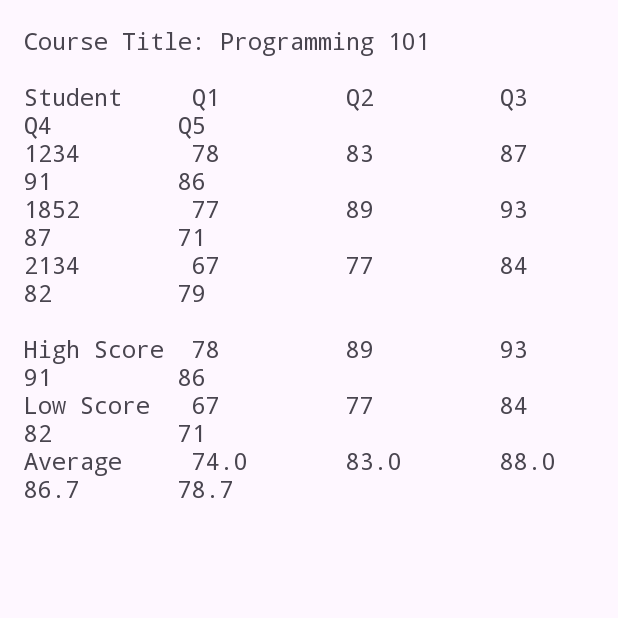
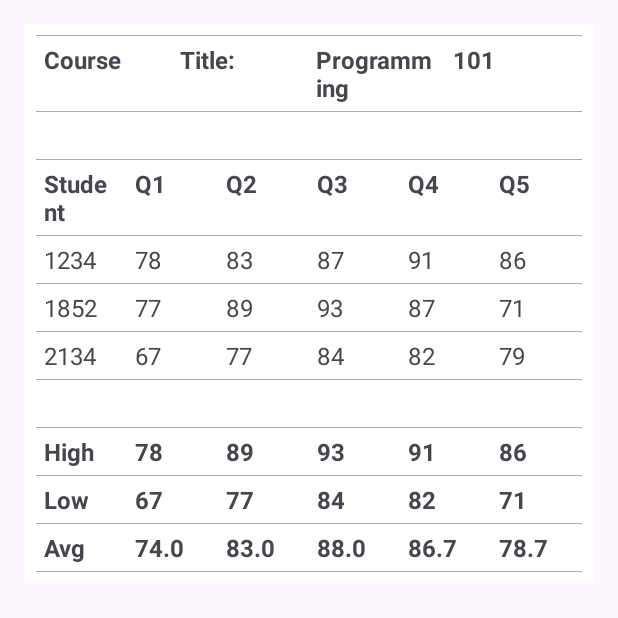
Before and after one commit to kgahenda/room_demo, an Android app: the screen it shows after launch (CourseStatsActivity), after a tap on "Programming 101", on a phone screen of 412 x 824 dp, the top half of it. Run offline under Robolectric (Android 15) with nearby library versions, the phone set to English and light mode, and no system bars; our stand-ins replace Room's generated code.

Commit message:
Designed tables to display

```diff
--- a/app/src/main/java/com/cmu/roomproject3/ui/CourseStatsActivity.java
+++ b/app/src/main/java/com/cmu/roomproject3/ui/CourseStatsActivity.java
@@ -2,13 +2,10 @@ package com.cmu.roomproject3.ui;
 
 import android.os.Bundle;
 import android.util.Log;
-import android.widget.TextView;
 
 import androidx.appcompat.app.AppCompatActivity;
-import androidx.lifecycle.ViewModelProvider;
 
 import com.cmu.roomproject3.R;
-import com.cmu.roomproject3.viewmodel.CourseStatsViewModel;
 
 public class CourseStatsActivity extends AppCompatActivity {
     private static final String TAG = "CourseStatsActivity";
@@ -23,18 +20,11 @@ public class CourseStatsActivity extends AppCompatActivity {
         Log.d(TAG, "Course ID: " + courseId + ", Course Title: " + courseTitle);
         setTitle(courseTitle);
 
-        TextView statsTextView = findViewById(R.id.stats_text_view);
-
-        CourseStatsViewModel viewModel = new ViewModelProvider(this).get(CourseStatsViewModel.class);
-        viewModel.setCourseName(courseTitle);
-        viewModel.loadStatsForCourse(courseId, this); // Pass the activity as LifecycleOwner
-        viewModel.getCourseStats().observe(this, stats -> {
-            Log.d(TAG, "Stats updated, size: " + stats.size());
-            StringBuilder displayText = new StringBuilder();
-            for (String line : stats) {
-                displayText.append(line).append("\n");
-            }
-            statsTextView.setText(displayText.toString());
-        });
+        if (savedInstanceState == null) {
+            CourseStatsFragment fragment = CourseStatsFragment.newInstance(courseId, courseTitle);
+            getSupportFragmentManager().beginTransaction()
+                    .replace(R.id.fragment_container, fragment)
+                    .commit();
+        }
     }
 }
--- /dev/null
+++ b/app/src/main/java/com/cmu/roomproject3/ui/CourseStatsFragment.java
@@ -0,0 +1,105 @@
+package com.cmu.roomproject3.ui;
+
+import android.graphics.Typeface;
+import android.os.Bundle;
+import android.util.Log;
+import android.view.LayoutInflater;
+import android.view.View;
+import android.view.ViewGroup;
+import android.widget.TableLayout;
+import android.widget.TableRow;
+import android.widget.TextView;
+
+import androidx.annotation.NonNull;
+import androidx.annotation.Nullable;
+import androidx.fragment.app.Fragment;
+import androidx.lifecycle.ViewModelProvider;
+
+import com.cmu.roomproject3.R;
+import com.cmu.roomproject3.viewmodel.CourseStatsViewModel;
+
+import java.util.List;
+
+public class CourseStatsFragment extends Fragment {
+    private static final String TAG = "CourseStatsFragment";
+    private static final String ARG_COURSE_ID = "course_id";
+    private static final String ARG_COURSE_TITLE = "course_title";
+
+    private CourseStatsViewModel viewModel;
+    private TableLayout statsTable;
+
+    public static CourseStatsFragment newInstance(long courseId, String courseTitle) {
+        CourseStatsFragment fragment = new CourseStatsFragment();
+        Bundle args = new Bundle();
+        args.putLong(ARG_COURSE_ID, courseId);
+        args.putString(ARG_COURSE_TITLE, courseTitle);
+        fragment.setArguments(args);
+        return fragment;
+    }
+
+    @Override
+    public void onCreate(@Nullable Bundle savedInstanceState) {
+        super.onCreate(savedInstanceState);
+        viewModel = new ViewModelProvider(this).get(CourseStatsViewModel.class);
+
+        if (getArguments() != null) {
+            String courseTitle = getArguments().getString(ARG_COURSE_TITLE);
+            viewModel.setCourseName(courseTitle);
+        }
+    }
+
+    @Nullable
+    @Override
+    public View onCreateView(@NonNull LayoutInflater inflater, @Nullable ViewGroup container, @Nullable Bundle savedInstanceState) {
+        View view = inflater.inflate(R.layout.fragment_course_stats, container, false);
+
+        statsTable = view.findViewById(R.id.stats_table);
+
+        if (getArguments() != null) {
+            long courseId = getArguments().getLong(ARG_COURSE_ID);
+            viewModel.loadStatsForCourse(courseId, requireActivity());
+            viewModel.getCourseStats().observe(getViewLifecycleOwner(), this::populateTable);
+        }
+
+        return view;
+    }
+
+    private void populateTable(List<String> stats) {
+        Log.d(TAG, "Stats updated, size: " + stats.size());
+        // Clear existing rows
+        statsTable.removeAllViews();
+
+        for (String line : stats) {
+            TableRow row = new TableRow(requireContext());
+            row.setLayoutParams(new TableRow.LayoutParams(
+                    TableRow.LayoutParams.MATCH_PARENT,
+                    TableRow.LayoutParams.WRAP_CONTENT
+            ));
+
+            // Split the line into columns (assuming columns are space-separated with fixed widths)
+            String[] columns = line.trim().split("\\s+");
+
+            for (String column : columns) {
+                TextView cell = new TextView(requireContext());
+                cell.setText(column);
+                cell.setPadding(8, 8, 8, 8);
+                cell.setTextSize(16);
+                cell.setLayoutParams(new TableRow.LayoutParams(
+                        0, // Width will be set by stretchColumns
+                        TableRow.LayoutParams.WRAP_CONTENT,
+                        1f // Equal weight for stretching
+                ));
+
+                // Make headers bold
+                if (line.startsWith("Course Title") || line.startsWith("Student") || line.startsWith("High") ||
+                        line.startsWith("Low") || line.startsWith("Avg")) {
+                    cell.setTypeface(null, Typeface.BOLD);
+                }
+
+                row.addView(cell);
+            }
+
+            statsTable.addView(row);
+        }
+    }
+}
--- a/app/src/main/java/com/cmu/roomproject3/viewmodel/CourseStatsViewModel.java
+++ b/app/src/main/java/com/cmu/roomproject3/viewmodel/CourseStatsViewModel.java
@@ -52,7 +52,6 @@ public class CourseStatsViewModel extends AndroidViewModel {
                     Log.d(TAG, "Quiz ID: " + quiz.getQuizId() + ", Name: " + quiz.getName() + ", Course ID: " + quiz.getCourseId());
                 }
 
-                // Define a final list to hold students
                 final List<Student> studentList = new ArrayList<>();
 
                 db.studentDao().getStudentsByCourse(courseId).observe(lifecycleOwner, students -> {
@@ -73,31 +72,26 @@ public class CourseStatsViewModel extends AndroidViewModel {
 
                     List<String> stats = new ArrayList<>();
                     stats.add("Course Title: " + courseName);
-                    stats.add("");
-                    stats.add(String.format("%-12s", "Student"));
-                    for (int i = 1; i <= maxQuizNumber; i++) {
-                        stats.set(stats.size() - 1, stats.get(stats.size() - 1) + String.format("%-11s", "Q" + i));
-                    }
+                    stats.add(""); // Empty row
+                    stats.add("Student " + String.join(" ", getQuizHeaders(maxQuizNumber)));
 
                     Map<Integer, List<Double>> quizScoresMap = new HashMap<>();
                     for (int i = 1; i <= maxQuizNumber; i++) {
                         quizScoresMap.put(i, new ArrayList<>());
                     }
 
-                    // Map to store scores for each quiz
                     Map<Long, List<StudentQuizCrossRef>> allScores = new HashMap<>();
                     List<Long> quizIds = new ArrayList<>();
                     for (Quiz quiz : courseWithQuizzes.quizzes) {
                         quizIds.add(quiz.getQuizId());
                     }
 
-                    // Counter to track when all scores are loaded
                     final int[] quizzesProcessed = {0};
                     final int totalQuizzes = quizIds.size();
 
                     for (int i = 0; i < totalQuizzes; i++) {
                         Long quizId = quizIds.get(i);
-                        final int quizIndex = i + 1; // For quizScoresMap (1-based index)
+                        final int quizIndex = i + 1;
 
                         db.quizDao().getScoresForQuiz(quizId).observe(lifecycleOwner, scores -> {
                             allScores.put(quizId, scores != null ? scores : new ArrayList<>());
@@ -110,14 +104,14 @@ public class CourseStatsViewModel extends AndroidViewModel {
 
                             quizzesProcessed[0]++;
                             if (quizzesProcessed[0] == totalQuizzes) {
-                                // All scores are loaded, build the table
-                                for (Student student : studentList) { // Use studentList here
+                                for (Student student : studentList) {
                                     if (student.getStudentId() == null) {
                                         Log.e(TAG, "Student ID is null for student: " + student.getName());
                                         continue;
                                     }
 
-                                    StringBuilder line = new StringBuilder(String.format("%-12d", student.getStudentId()));
+                                    List<String> row = new ArrayList<>();
+                                    row.add(String.valueOf(student.getStudentId()));
                                     for (int j = 0; j < maxQuizNumber; j++) {
                                         Long qId = quizIds.get(j);
                                         List<StudentQuizCrossRef> scoresForQuiz = allScores.get(qId);
@@ -126,28 +120,16 @@ public class CourseStatsViewModel extends AndroidViewModel {
                                                 .findFirst()
                                                 .orElse(null);
                                         double scoreValue = (score != null) ? score.score : 0.0;
-                                        line.append(String.format("%-11.0f", scoreValue));
+                                        row.add(String.format("%.0f", scoreValue));
                                         quizScoresMap.get(j + 1).add(scoreValue);
                                     }
-                                    stats.add(line.toString());
+                                    stats.add(String.join(" ", row));
                                 }
 
-                                // Add statistics
-                                stats.add("");
-                                stats.add(String.format("%-12s", "High Score"));
-                                stats.add(String.format("%-12s", "Low Score"));
-                                stats.add(String.format("%-12s", "Average"));
-                                for (int j = 1; j <= maxQuizNumber; j++) {
-                                    List<Double> scoresForQuiz = quizScoresMap.get(j);
-                                    if (!scoresForQuiz.isEmpty()) {
-                                        double high = scoresForQuiz.stream().mapToDouble(Double::doubleValue).max().orElse(0.0);
-                                        double low = scoresForQuiz.stream().mapToDouble(Double::doubleValue).min().orElse(0.0);
-                                        double avg = scoresForQuiz.stream().mapToDouble(Double::doubleValue).average().orElse(0.0);
-                                        stats.set(stats.size() - 3, stats.get(stats.size() - 3) + String.format("%-11.0f", high));
-                                        stats.set(stats.size() - 2, stats.get(stats.size() - 2) + String.format("%-11.0f", low));
-                                        stats.set(stats.size() - 1, stats.get(stats.size() - 1) + String.format("%-11.1f", avg));
-                                    }
-                                }
+                                stats.add(""); // Empty row
+                                stats.add("High " + getStatsRow(quizScoresMap, maxQuizNumber, "max"));
+                                stats.add("Low " + getStatsRow(quizScoresMap, maxQuizNumber, "min"));
+                                stats.add("Avg " + getStatsRow(quizScoresMap, maxQuizNumber, "avg"));
                                 courseStats.setValue(stats);
                             }
                         });
@@ -159,4 +141,41 @@ public class CourseStatsViewModel extends AndroidViewModel {
             courseStats.setValue(new ArrayList<>());
         }
     }
+
+    private String getQuizHeaders(int maxQuizNumber) {
+        List<String> headers = new ArrayList<>();
+        for (int i = 1; i <= maxQuizNumber; i++) {
+            headers.add("Q" + i);
+        }
+        return String.join(" ", headers);
+    }
+
+    private String getStatsRow(Map<Integer, List<Double>> quizScoresMap, int maxQuizNumber, String type) {
+        List<String> values = new ArrayList<>();
+        for (int i = 1; i <= maxQuizNumber; i++) {
+            List<Double> scores = quizScoresMap.get(i);
+            if (scores.isEmpty()) {
+                values.add("0");
+                continue;
+            }
+            double value;
+            switch (type) {
+                case "max":
+                    value = scores.stream().mapToDouble(Double::doubleValue).max().orElse(0.0);
+                    values.add(String.format("%.0f", value));
+                    break;
+                case "min":
+                    value = scores.stream().mapToDouble(Double::doubleValue).min().orElse(0.0);
+                    values.add(String.format("%.0f", value));
+                    break;
+                case "avg":
+                    value = scores.stream().mapToDouble(Double::doubleValue).average().orElse(0.0);
+                    values.add(String.format("%.1f", value));
+                    break;
+                default:
+                    values.add("0");
+            }
+        }
+        return String.join(" ", values);
+    }
 }
--- a/app/src/main/res/layout/activity_course_stats.xml
+++ b/app/src/main/res/layout/activity_course_stats.xml
@@ -1,14 +1,5 @@
 <?xml version="1.0" encoding="utf-8"?>
-<ScrollView xmlns:android="http://schemas.android.com/apk/res/android"
+<FrameLayout xmlns:android="http://schemas.android.com/apk/res/android"
+    android:id="@+id/fragment_container"
     android:layout_width="match_parent"
-    android:layout_height="match_parent">
-
-    <TextView
-        android:id="@+id/stats_text_view"
-        android:layout_width="match_parent"
-        android:layout_height="wrap_content"
-        android:padding="16dp"
-        android:textSize="16sp"
-        android:fontFamily="monospace"/>
-
-</ScrollView>
+    android:layout_height="match_parent" />
--- /dev/null
+++ b/app/src/main/res/layout/fragment_course_stats.xml
@@ -0,0 +1,18 @@
+<?xml version="1.0" encoding="utf-8"?>
+<ScrollView xmlns:android="http://schemas.android.com/apk/res/android"
+    android:layout_width="match_parent"
+    android:layout_height="match_parent"
+    android:padding="16dp">
+
+    <TableLayout
+        android:id="@+id/stats_table"
+        android:layout_width="match_parent"
+        android:layout_height="wrap_content"
+        android:stretchColumns="*"
+        android:divider="@android:color/darker_gray"
+        android:showDividers="middle|beginning|end"
+        android:background="@android:color/white"
+        android:padding="8dp">
+
+    </TableLayout>
+</ScrollView>
```
